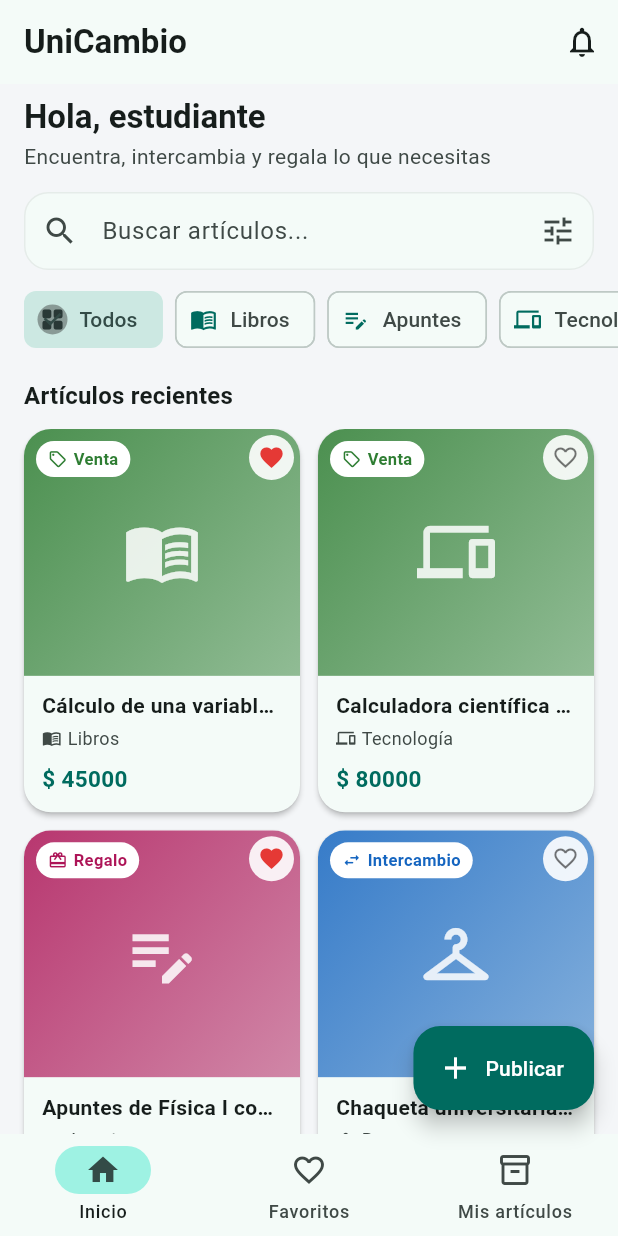
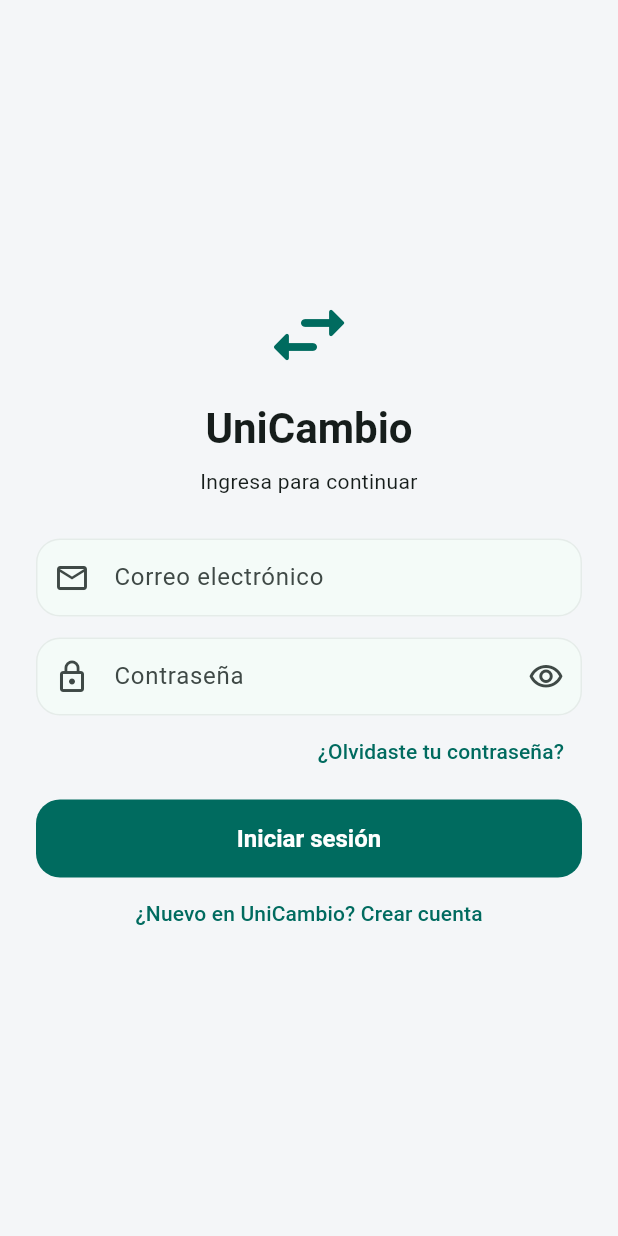
Before and after one commit to JAD128/Unicambio, a Flutter app: the screen it shows after launch, on a phone screen of 412 x 824 dp. Run offline on Flutter 3.47's test engine with Material 3 defaults, Android fonts, the phone set to English and light mode, and no system bars; our stand-ins replace firebase_auth, firebase_core, sqflite; accounts and stored records are empty.

Commit message:
Configuraciones de autenticación con firebase

```diff
--- a/lib/main.dart
+++ b/lib/main.dart
@@ -11,7 +11,11 @@
 // =============================================================================
 
 import 'package:flutter/material.dart';
+import 'package:firebase_auth/firebase_auth.dart';
+import 'package:firebase_core/firebase_core.dart';
 
+import 'firebase_options.dart';
+import 'pantallas/pantalla_autenticacion.dart';
 import 'pantallas/pantalla_favoritos.dart';
 import 'pantallas/pantalla_inicio.dart';
 import 'pantallas/pantalla_mis_articulos.dart';
@@ -19,14 +23,33 @@
 import 'tema/tema_app.dart';
 
 /// Función principal: es lo primero que se ejecuta al iniciar la aplicación.
-void main() {
-  runApp(const UniCambioApp());
+Future<void> main() async {
+  WidgetsFlutterBinding.ensureInitialized();
+  Object? errorFirebase;
+  try {
+    await Firebase.initializeApp(
+      options: DefaultFirebaseOptions.currentPlatform,
+    );
+  } catch (error) {
+    errorFirebase = error;
+  }
+  runApp(UniCambioApp(errorFirebase: errorFirebase));
 }
 
 /// Widget raíz de UniCambio.
 /// Configura el título, el tema y la pantalla inicial de la aplicación.
 class UniCambioApp extends StatelessWidget {
-  const UniCambioApp({super.key});
+  const UniCambioApp({
+    super.key,
+    this.errorFirebase,
+    this.firebaseConfigurado = true,
+  });
+
+  /// Error de inicialización, si Firebase no pudo arrancar.
+  final Object? errorFirebase;
+
+  /// Permite mostrar el aviso de configuración en pruebas de widgets.
+  final bool firebaseConfigurado;
 
   @override
   Widget build(BuildContext context) {
@@ -35,9 +58,63 @@
       // Quitamos la cinta roja de "debug" para que se vea limpio en la demo.
       debugShowCheckedModeBanner: false,
       theme: TemaApp.claro,
-      home: const PantallaPrincipal(),
+      home: errorFirebase != null
+          ? _PantallaErrorFirebase(error: errorFirebase!)
+          : !firebaseConfigurado
+              ? const _PantallaConfigurarFirebase()
+              : const _PuertaAutenticacion(),
     );
   }
+}
+
+/// Decide qué contenido mostrar a partir de la sesión persistida por Firebase.
+class _PuertaAutenticacion extends StatelessWidget {
+  const _PuertaAutenticacion();
+
+  @override
+  Widget build(BuildContext context) => StreamBuilder<User?>(
+        stream: FirebaseAuth.instance.authStateChanges(),
+        builder: (context, estado) {
+          if (estado.connectionState == ConnectionState.waiting) {
+            return const Scaffold(body: Center(child: CircularProgressIndicator()));
+          }
+          return estado.data == null
+              ? const PantallaAutenticacion()
+              : const PantallaPrincipal();
+        },
+      );
+}
+
+class _PantallaConfigurarFirebase extends StatelessWidget {
+  const _PantallaConfigurarFirebase();
+
+  @override
+  Widget build(BuildContext context) => const Scaffold(
+        body: Center(
+          child: Padding(
+            padding: EdgeInsets.all(24),
+            child: Text(
+              'Firebase aún no está configurado. Ejecuta flutterfire configure para generar las opciones de esta plataforma.',
+              textAlign: TextAlign.center,
+            ),
+          ),
+        ),
+      );
+}
+
+class _PantallaErrorFirebase extends StatelessWidget {
+  const _PantallaErrorFirebase({required this.error});
+  final Object error;
+
+  @override
+  Widget build(BuildContext context) => Scaffold(
+        body: Center(
+          child: Padding(
+            padding: const EdgeInsets.all(24),
+            child: Text('No se pudo iniciar Firebase. Revisa la configuración del proyecto.\n\n$error', textAlign: TextAlign.center),
+          ),
+        ),
+      );
 }
 
 /// Contenedor principal con la barra de navegación inferior.
--- /dev/null
+++ b/lib/pantallas/pantalla_autenticacion.dart
@@ -0,0 +1,177 @@
+import 'package:firebase_auth/firebase_auth.dart';
+import 'package:flutter/material.dart';
+
+/// Pantalla para iniciar sesión, crear cuenta o recuperar contraseña.
+class PantallaAutenticacion extends StatefulWidget {
+  const PantallaAutenticacion({super.key});
+
+  @override
+  State<PantallaAutenticacion> createState() => _PantallaAutenticacionState();
+}
+
+class _PantallaAutenticacionState extends State<PantallaAutenticacion> {
+  final _formKey = GlobalKey<FormState>();
+  final _correo = TextEditingController();
+  final _contrasena = TextEditingController();
+  final _nombre = TextEditingController();
+  bool _registro = false;
+  bool _cargando = false;
+  bool _ocultarContrasena = true;
+
+  @override
+  void dispose() {
+    _correo.dispose();
+    _contrasena.dispose();
+    _nombre.dispose();
+    super.dispose();
+  }
+
+  Future<void> _autenticar() async {
+    if (!_formKey.currentState!.validate()) return;
+    setState(() => _cargando = true);
+    try {
+      final auth = FirebaseAuth.instance;
+      if (_registro) {
+        final credencial = await auth.createUserWithEmailAndPassword(
+          email: _correo.text.trim(),
+          password: _contrasena.text,
+        );
+        final nombre = _nombre.text.trim();
+        if (nombre.isNotEmpty) await credencial.user?.updateDisplayName(nombre);
+      } else {
+        await auth.signInWithEmailAndPassword(
+          email: _correo.text.trim(),
+          password: _contrasena.text,
+        );
+      }
+    } on FirebaseAuthException catch (error) {
+      _mostrarMensaje(_mensajeError(error.code));
+    } catch (_) {
+      _mostrarMensaje('No se pudo completar la solicitud. Intenta de nuevo.');
+    } finally {
+      if (mounted) setState(() => _cargando = false);
+    }
+  }
+
+  Future<void> _recuperarContrasena() async {
+    final correo = _correo.text.trim();
+    if (correo.isEmpty || !correo.contains('@')) {
+      _mostrarMensaje('Escribe un correo válido para recibir el enlace.');
+      return;
+    }
+    setState(() => _cargando = true);
+    try {
+      await FirebaseAuth.instance.sendPasswordResetEmail(email: correo);
+      _mostrarMensaje('Si la cuenta existe, recibirás un correo para restablecer la contraseña.');
+    } on FirebaseAuthException catch (error) {
+      _mostrarMensaje(_mensajeError(error.code));
+    } catch (_) {
+      _mostrarMensaje('No se pudo enviar el correo. Intenta de nuevo.');
+    } finally {
+      if (mounted) setState(() => _cargando = false);
+    }
+  }
+
+  String _mensajeError(String codigo) => switch (codigo) {
+        'invalid-email' => 'El formato del correo no es válido.',
+        'user-disabled' => 'Esta cuenta está deshabilitada.',
+        'user-not-found' || 'wrong-password' || 'invalid-credential' =>
+          'El correo o la contraseña no son correctos.',
+        'email-already-in-use' => 'Ya existe una cuenta con ese correo.',
+        'weak-password' => 'La contraseña debe tener al menos 6 caracteres.',
+        'operation-not-allowed' => 'Activa el acceso por correo y contraseña en Firebase.',
+        'too-many-requests' => 'Hubo demasiados intentos. Espera un momento.',
+        'network-request-failed' => 'Revisa tu conexión a internet.',
+        _ => 'No se pudo autenticar. Intenta de nuevo.',
+      };
+
+  void _mostrarMensaje(String mensaje) {
+    if (!mounted) return;
+    ScaffoldMessenger.of(context)
+      ..hideCurrentSnackBar()
+      ..showSnackBar(SnackBar(content: Text(mensaje)));
+  }
+
+  @override
+  Widget build(BuildContext context) {
+    final color = Theme.of(context).colorScheme;
+    return Scaffold(
+      body: SafeArea(
+        child: Center(
+          child: SingleChildScrollView(
+            padding: const EdgeInsets.all(24),
+            child: ConstrainedBox(
+              constraints: const BoxConstraints(maxWidth: 440),
+              child: Form(
+                key: _formKey,
+                child: Column(
+                  crossAxisAlignment: CrossAxisAlignment.stretch,
+                  children: [
+                    Icon(Icons.swap_horiz_rounded, size: 64, color: color.primary),
+                    const SizedBox(height: 12),
+                    Text('UniCambio', textAlign: TextAlign.center,
+                        style: Theme.of(context).textTheme.headlineMedium?.copyWith(fontWeight: FontWeight.bold)),
+                    const SizedBox(height: 8),
+                    Text(_registro ? 'Crea tu cuenta de estudiante' : 'Ingresa para continuar',
+                        textAlign: TextAlign.center),
+                    const SizedBox(height: 28),
+                    if (_registro) ...[
+                      TextFormField(
+                        controller: _nombre,
+                        textCapitalization: TextCapitalization.words,
+                        decoration: const InputDecoration(labelText: 'Nombre', prefixIcon: Icon(Icons.person_outline)),
+                        validator: (valor) => valor == null || valor.trim().isEmpty ? 'Escribe tu nombre.' : null,
+                      ),
+                      const SizedBox(height: 14),
+                    ],
+                    TextFormField(
+                      controller: _correo,
+                      keyboardType: TextInputType.emailAddress,
+                      autofillHints: const [AutofillHints.email],
+                      decoration: const InputDecoration(labelText: 'Correo electrónico', prefixIcon: Icon(Icons.email_outlined)),
+                      validator: (valor) => valor == null || !valor.trim().contains('@') ? 'Escribe un correo válido.' : null,
+                    ),
+                    const SizedBox(height: 14),
+                    TextFormField(
+                      controller: _contrasena,
+                      obscureText: _ocultarContrasena,
+                      autofillHints: [_registro ? AutofillHints.newPassword : AutofillHints.password],
+                      decoration: InputDecoration(
+                        labelText: 'Contraseña',
+                        prefixIcon: const Icon(Icons.lock_outline),
+                        suffixIcon: IconButton(
+                          tooltip: _ocultarContrasena ? 'Mostrar contraseña' : 'Ocultar contraseña',
+                          onPressed: () => setState(() => _ocultarContrasena = !_ocultarContrasena),
+                          icon: Icon(_ocultarContrasena ? Icons.visibility_outlined : Icons.visibility_off_outlined),
+                        ),
+                      ),
+                      validator: (valor) => valor == null || valor.length < 6 ? 'Usa al menos 6 caracteres.' : null,
+                    ),
+                    if (!_registro)
+                      Align(
+                        alignment: Alignment.centerRight,
+                        child: TextButton(onPressed: _cargando ? null : _recuperarContrasena, child: const Text('¿Olvidaste tu contraseña?')),
+                      )
+                    else
+                      const SizedBox(height: 20),
+                    const SizedBox(height: 8),
+                    FilledButton(
+                      onPressed: _cargando ? null : _autenticar,
+                      child: _cargando
+                          ? const SizedBox(width: 22, height: 22, child: CircularProgressIndicator(strokeWidth: 2))
+                          : Text(_registro ? 'Crear cuenta' : 'Iniciar sesión'),
+                    ),
+                    TextButton(
+                      onPressed: _cargando ? null : () => setState(() => _registro = !_registro),
+                      child: Text(_registro ? 'Ya tengo una cuenta · Iniciar sesión' : '¿Nuevo en UniCambio? Crear cuenta'),
+                    ),
+                  ],
+                ),
+              ),
+            ),
+          ),
+        ),
+      ),
+    );
+  }
+}
--- a/lib/pantallas/pantalla_inicio.dart
+++ b/lib/pantallas/pantalla_inicio.dart
@@ -11,6 +11,7 @@
 // =============================================================================
 
 import 'package:flutter/material.dart';
+import 'package:firebase_auth/firebase_auth.dart';
 
 import '../datos/articulos_ejemplo.dart';
 import '../modelos/articulo.dart';
@@ -41,11 +42,12 @@
       appBar: AppBar(
         title: const Text('UniCambio'),
         actions: <Widget>[
-          // Campana de notificaciones: decorativa en este avance.
           IconButton(
-            onPressed: () {},
-            icon: const Icon(Icons.notifications_none),
-            tooltip: 'Notificaciones',
+            onPressed: () async {
+              await FirebaseAuth.instance.signOut();
+            },
+            icon: const Icon(Icons.logout),
+            tooltip: 'Cerrar sesión',
           ),
         ],
       ),
@@ -59,7 +61,7 @@
               crossAxisAlignment: CrossAxisAlignment.start,
               children: <Widget>[
                 Text(
-                  'Hola, estudiante',
+                  'Hola, ${FirebaseAuth.instance.currentUser?.displayName ?? 'estudiante'}',
                   style: tema.textTheme.titleLarge?.copyWith(
                     fontWeight: FontWeight.bold,
                   ),
--- a/pubspec.yaml
+++ b/pubspec.yaml
@@ -19,7 +19,7 @@
 version: 1.0.0+1
 
 environment:
-  sdk: ^3.13.5
+  sdk: ^3.13.0
 
 # Dependencies specify other packages that your package needs in order to work.
 # To automatically upgrade your package dependencies to the latest versions
@@ -37,6 +37,8 @@
   sqflite: ^2.4.4+1
   path: ^1.9.1
   provider: ^6.1.5+1
+  firebase_core: ^4.4.0
+  firebase_auth: ^6.1.4
 
 dev_dependencies:
   flutter_test:
```
Also changed, not shown: firebase.json (added), lib/firebase_options.dart (added), pubspec.lock, 8 other files.
